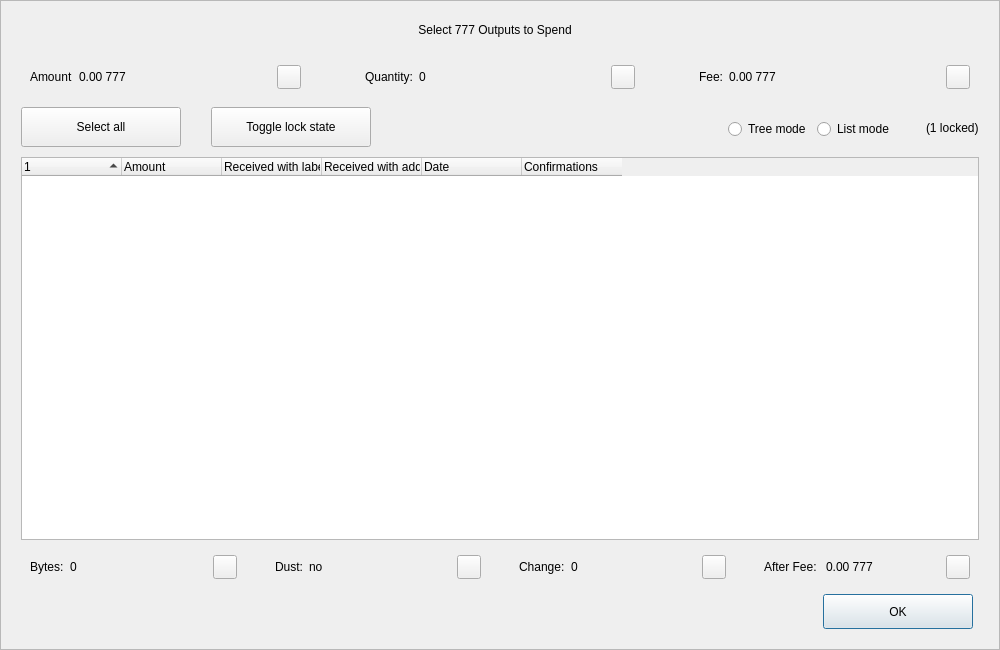
This is src/qt/forms/coincontroldialog.ui in decenomy/DSW as Qt 5 draws it before an edit. The edited form follows.
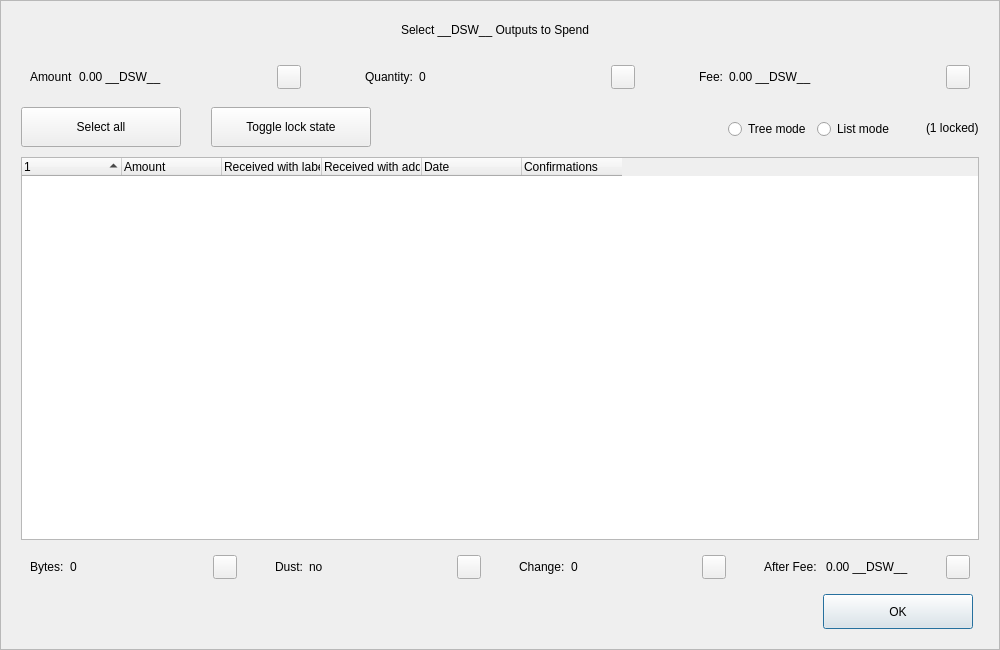
This is the edited form. Custom widgets are drawn as their Qt base class.

Diff of the .ui file:
```diff
--- a/src/qt/forms/coincontroldialog.ui
+++ b/src/qt/forms/coincontroldialog.ui
@@ -98,7 +98,7 @@
            </size>
           </property>
           <property name="text">
-           <string>Select 777 Outputs to Spend</string>
+           <string>Select __DSW__ Outputs to Spend</string>
           </property>
           <property name="alignment">
            <set>Qt::AlignCenter</set>
@@ -144,7 +144,7 @@
            <item>
             <widget class="QLabel" name="labelCoinControlAmount">
              <property name="text">
-              <string>0.00 777</string>
+              <string>0.00 __DSW__</string>
              </property>
             </widget>
            </item>
@@ -268,7 +268,7 @@
            <item>
             <widget class="QLabel" name="labelCoinControlFee">
              <property name="text">
-              <string>0.00 777</string>
+              <string>0.00 __DSW__</string>
              </property>
             </widget>
            </item>
@@ -729,7 +729,7 @@
            <item>
             <widget class="QLabel" name="labelCoinControlAfterFee">
              <property name="text">
-              <string>0.00 777</string>
+              <string>0.00 __DSW__</string>
              </property>
             </widget>
            </item>
```
